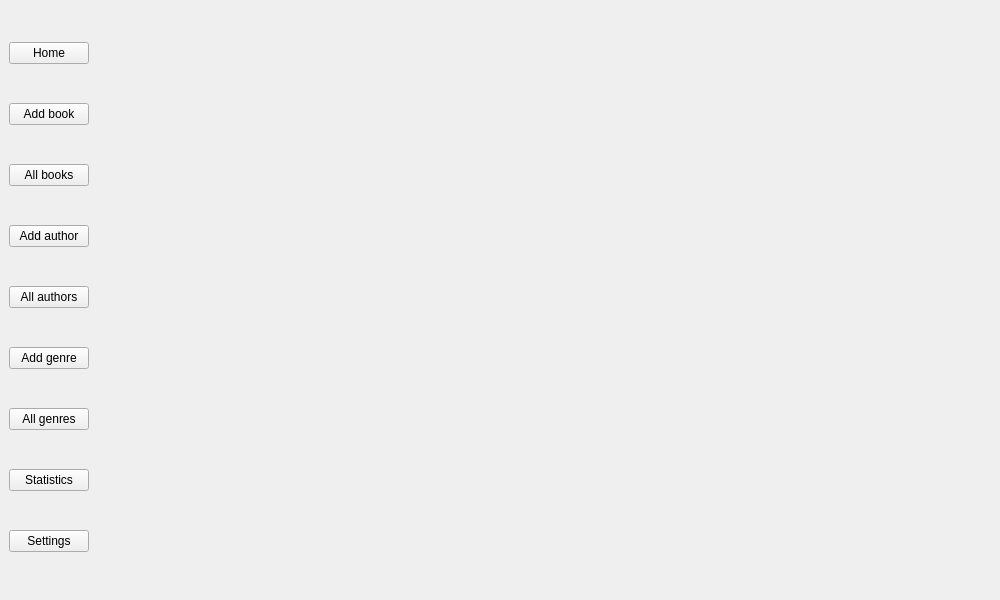
This is assets/XML/main_window.ui in nisaia/P-yQt-ersonal-management-system as Qt 5 draws it before an edit. The edited form follows.
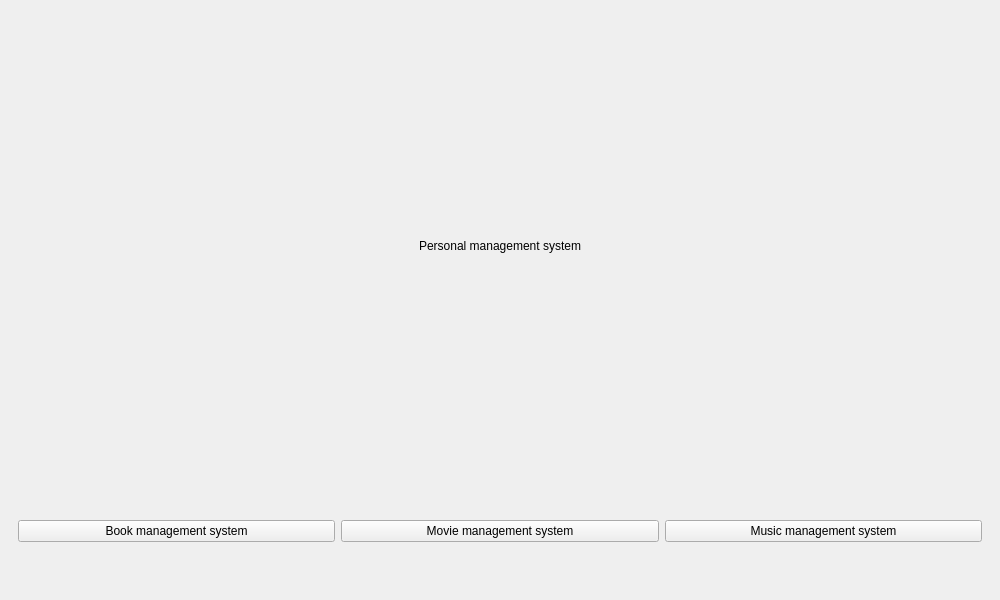
This is the edited form.

```diff
--- a/assets/XML/main_window.ui
+++ b/assets/XML/main_window.ui
@@ -13,86 +13,81 @@
   <property name="windowTitle">
    <string>MainWindow</string>
   </property>
-  <property name="styleSheet">
-   <string notr="true"/>
-  </property>
   <widget class="QWidget" name="centralwidget">
-   <layout class="QHBoxLayout" name="horizontalLayout">
-    <item>
-     <layout class="QVBoxLayout" name="verticalLayout">
-      <item>
-       <widget class="QPushButton" name="home_button">
-        <property name="text">
-         <string>Home</string>
-        </property>
-       </widget>
-      </item>
-      <item>
-       <widget class="QPushButton" name="addBook_button">
-        <property name="text">
-         <string>Add book</string>
-        </property>
-       </widget>
-      </item>
-      <item>
-       <widget class="QPushButton" name="allBooks_button">
-        <property name="text">
-         <string>All books</string>
-        </property>
-       </widget>
-      </item>
-      <item>
-       <widget class="QPushButton" name="addAuthor_button">
-        <property name="text">
-         <string>Add author</string>
-        </property>
-       </widget>
-      </item>
-      <item>
-       <widget class="QPushButton" name="allAuthors_button">
-        <property name="text">
-         <string>All authors</string>
-        </property>
-       </widget>
-      </item>
-      <item>
-       <widget class="QPushButton" name="addGenre_button">
-        <property name="text">
-         <string>Add genre</string>
-        </property>
-       </widget>
-      </item>
-      <item>
-       <widget class="QPushButton" name="allGenres_button">
-        <property name="text">
-         <string>All genres</string>
-        </property>
-       </widget>
-      </item>
-      <item>
-       <widget class="QPushButton" name="statistics_button">
-        <property name="text">
-         <string>Statistics</string>
-        </property>
-       </widget>
-      </item>
-      <item>
-       <widget class="QPushButton" name="settings_button">
-        <property name="text">
-         <string>Settings</string>
-        </property>
-       </widget>
-      </item>
-     </layout>
-    </item>
+   <layout class="QVBoxLayout" name="verticalLayout">
     <item>
      <widget class="QStackedWidget" name="stackedWidget">
-      <property name="sizePolicy">
-       <sizepolicy hsizetype="Preferred" vsizetype="Preferred">
-        <horstretch>0</horstretch>
-        <verstretch>0</verstretch>
-       </sizepolicy>
-      </property>
+      <widget class="QWidget" name="page">
+       <layout class="QVBoxLayout" name="verticalLayout_2">
+        <item>
+         <widget class="QLabel" name="label">
+          <property name="text">
+           <string>Personal management system</string>
+          </property>
+          <property name="alignment">
+           <set>Qt::AlignCenter</set>
+          </property>
+         </widget>
+        </item>
+        <item>
+         <spacer name="verticalSpacer_2">
+          <property name="orientation">
+           <enum>Qt::Vertical</enum>
+          </property>
+          <property name="sizeType">
+           <enum>QSizePolicy::Preferred</enum>
+          </property>
+          <property name="sizeHint" stdset="0">
+           <size>
+            <width>20</width>
+            <height>40</height>
+           </size>
+          </property>
+         </spacer>
+        </item>
+        <item>
+         <layout class="QHBoxLayout" name="horizontalLayout_3">
+          <item>
+           <widget class="QPushButton" name="bookManagementSystem_button">
+            <property name="text">
+             <string>Book management system</string>
+            </property>
+           </widget>
+          </item>
+          <item>
+           <widget class="QPushButton" name="movieManagementSystem_button">
+            <property name="text">
+             <string>Movie management system</string>
+            </property>
+           </widget>
+          </item>
+          <item>
+           <widget class="QPushButton" name="musicManagementSystem_button">
+            <property name="text">
+             <string>Music management system</string>
+            </property>
+           </widget>
+          </item>
+         </layout>
+        </item>
+        <item>
+         <spacer name="verticalSpacer">
+          <property name="orientation">
+           <enum>Qt::Vertical</enum>
+          </property>
+          <property name="sizeType">
+           <enum>QSizePolicy::Preferred</enum>
+          </property>
+          <property name="sizeHint" stdset="0">
+           <size>
+            <width>20</width>
+            <height>40</height>
+           </size>
+          </property>
+         </spacer>
+        </item>
+       </layout>
+      </widget>
      </widget>
     </item>
    </layout>
```
